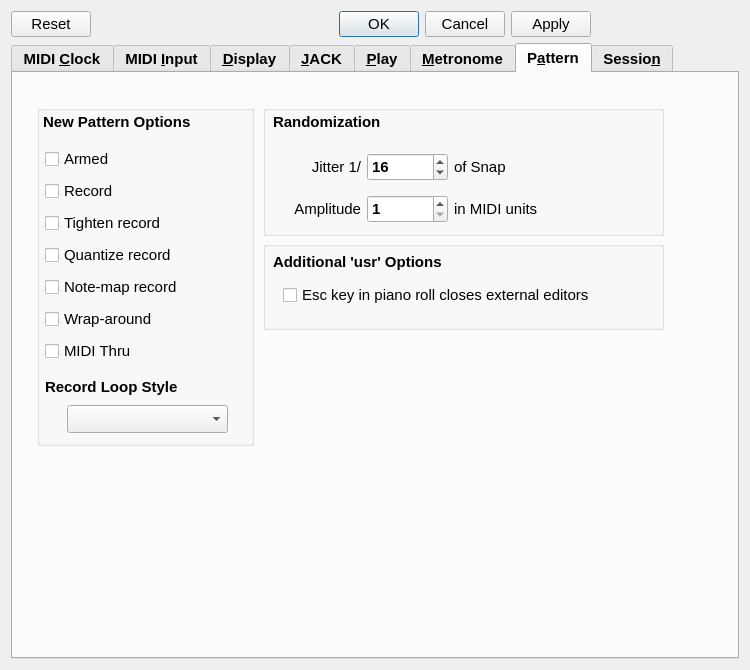
Qt form seq_qt5/forms/qseditoptions.ui (ahlstromcj/seq66) before a commit.
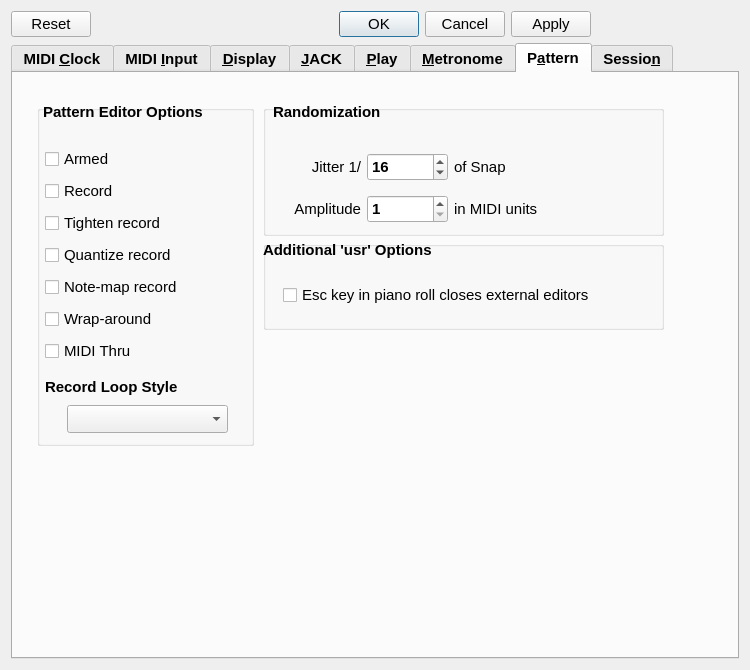
The same form after that commit. The open tabs and pages were chosen to show the change.

```diff
--- a/seq_qt5/forms/qseditoptions.ui
+++ b/seq_qt5/forms/qseditoptions.ui
@@ -3441,12 +3441,31 @@
          <string>Esc key in piano roll closes external editors</string>
         </property>
        </widget>
+       <widget class="QLabel" name="label_23">
+        <property name="geometry">
+         <rect>
+          <x>0</x>
+          <y>0</y>
+          <width>261</width>
+          <height>18</height>
+         </rect>
+        </property>
+        <property name="font">
+         <font>
+          <pointsize>11</pointsize>
+          <bold>true</bold>
+         </font>
+        </property>
+        <property name="text">
+         <string>Additional 'usr' Options</string>
+        </property>
+       </widget>
       </widget>
       <widget class="QLabel" name="label_21">
        <property name="geometry">
         <rect>
          <x>30</x>
-         <y>40</y>
+         <y>30</y>
          <width>191</width>
          <height>18</height>
         </rect>
@@ -3458,14 +3477,14 @@
         </font>
        </property>
        <property name="text">
-        <string>New Pattern Options</string>
+        <string>Pattern Editor Options</string>
        </property>
       </widget>
       <widget class="QLabel" name="label_22">
        <property name="geometry">
         <rect>
          <x>260</x>
-         <y>40</y>
+         <y>30</y>
          <width>171</width>
          <height>18</height>
         </rect>
@@ -3480,25 +3499,6 @@
         <string>Randomization</string>
        </property>
       </widget>
-      <widget class="QLabel" name="label_23">
-       <property name="geometry">
-        <rect>
-         <x>260</x>
-         <y>180</y>
-         <width>261</width>
-         <height>18</height>
-        </rect>
-       </property>
-       <property name="font">
-        <font>
-         <pointsize>11</pointsize>
-         <bold>true</bold>
-        </font>
-       </property>
-       <property name="text">
-        <string>Additional 'usr' Options</string>
-       </property>
-      </widget>
      </widget>
      <widget class="QWidget" name="tabSession">
       <attribute name="title">
```
Left out of the diff: 76 changed lines with no effect on the pictures.
